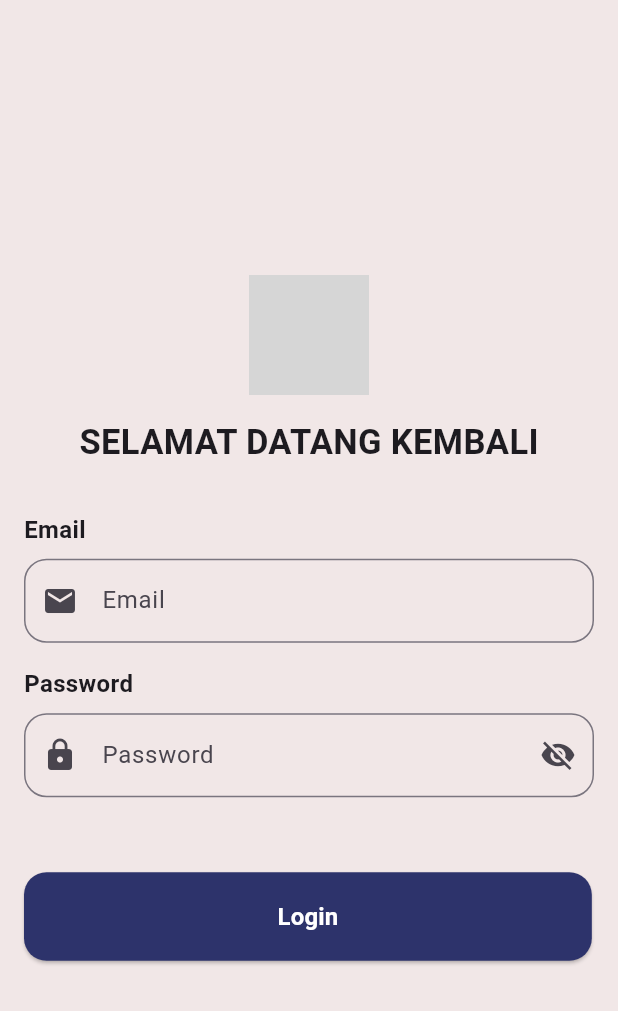
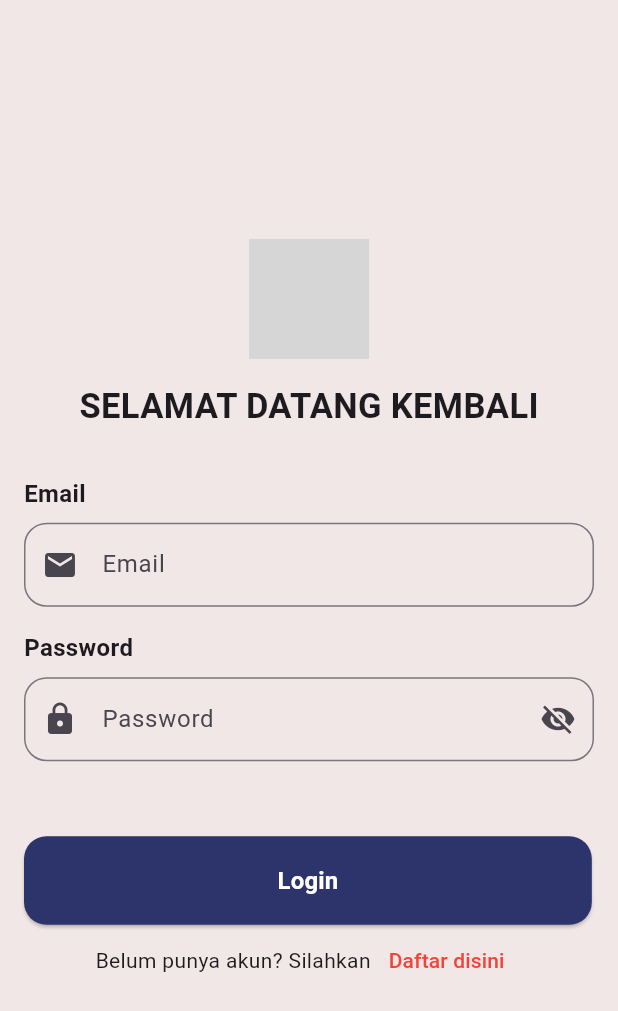
Before and after one commit to iffa28/20220140092_UCP1Flutter, a Flutter app: the screen it shows after launch, on a phone screen of 412 x 824 dp. Shown: the top 1011 px of the screen. Run offline on Flutter 3.47's test engine with Material 3 defaults, Android fonts, the phone set to English and light mode, and no system bars; grey boxes are pictures that could not be loaded.

Commit message:
add: menambahkan textbutton untuk ke halaman daftar akun

```diff
--- a/lib/login_page.dart
+++ b/lib/login_page.dart
@@ -1,5 +1,6 @@
 import 'package:flutter/material.dart';
 import 'package:ucp1/home_page.dart';
+import 'package:ucp1/register_page.dart';
 
 class LoginPage extends StatefulWidget {
   const LoginPage({super.key});
@@ -19,8 +20,8 @@ class _LoginPageState extends State<LoginPage> {
       backgroundColor: Color(0XFFF1E7E7),
       body: Form(
         key: formKey,
-      child: Padding(
-        padding: const EdgeInsets.all(16.0),
+        child: Padding(
+          padding: const EdgeInsets.all(16.0),
           child: Column(
             mainAxisAlignment: MainAxisAlignment.center,
             children: <Widget>[
@@ -38,7 +39,7 @@ class _LoginPageState extends State<LoginPage> {
                     "Email",
                     style: TextStyle(fontSize: 16, fontWeight: FontWeight.bold),
                   ),
-              const SizedBox(height: 8),
+                  const SizedBox(height: 8),
                   TextFormField(
                     controller: emailController,
                     keyboardType: TextInputType.emailAddress,
@@ -60,12 +61,13 @@ class _LoginPageState extends State<LoginPage> {
                         ),
                         borderRadius: BorderRadius.circular(15.0),
                       ),
-
                     ),
                     validator: (value) {
                       if (value == null || value.isEmpty) {
                         return 'Email tidak boleh kosong';
-                      } else if (!RegExp(r'^[a-zA-Z0-9._%+-]+@[a-zA-Z0-9.-]+\.[a-zA-Z]{2,}$').hasMatch(value)) {
+                      } else if (!RegExp(
+                        r'^[a-zA-Z0-9._%+-]+@[a-zA-Z0-9.-]+\.[a-zA-Z]{2,}$',
+                      ).hasMatch(value)) {
                         return 'Format email tidak valid';
                       }
                       return null;
@@ -128,7 +130,6 @@ class _LoginPageState extends State<LoginPage> {
                           ),
                         );
                       }
-
                     },
                     style: ElevatedButton.styleFrom(
                       shape: RoundedRectangleBorder(
@@ -140,16 +141,38 @@ class _LoginPageState extends State<LoginPage> {
                         vertical: 18,
                       ),
                     ),
-                    child:  Text(
+                    child: Text(
                       'Login',
-                      style: TextStyle(color: Colors.white, fontSize: 16, fontWeight: FontWeight.bold),
+                      style: TextStyle(
+                        color: Colors.white,
+                        fontSize: 16,
+                        fontWeight: FontWeight.bold,
+                      ),
                     ),
                   ),
 
+                  Row(
+                    mainAxisAlignment: MainAxisAlignment.center,
+                    children: [
+                      const Text('Belum punya akun? Silahkan'),
+                      TextButton(
+                        onPressed: () {
+                          Navigator.push(
+                            context,
+                            MaterialPageRoute(
+                              builder: (context) => const RegisterPage(),
+                            ),
+                          );
+                        },
+                        child: const Text(
+                          'Daftar disini',
+                          style: TextStyle(color: Colors.red),
+                        ),
+                      ),
+                    ],
+                  ),
                 ],
               ),
-
-
             ],
           ),
         ),
```
